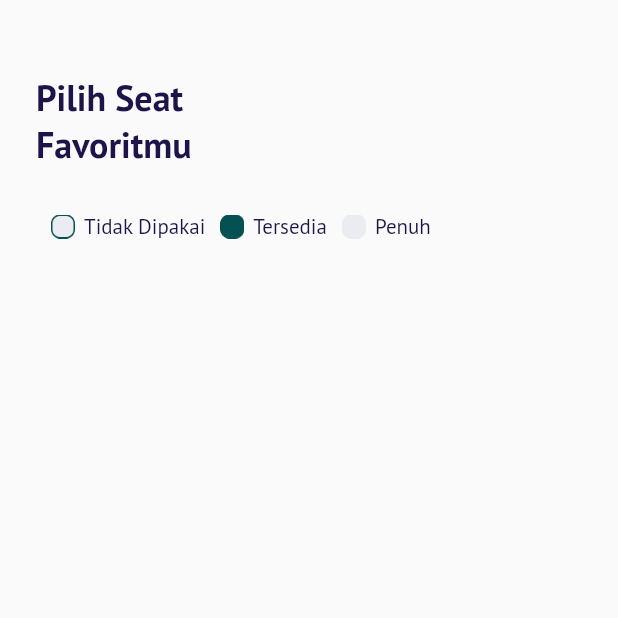
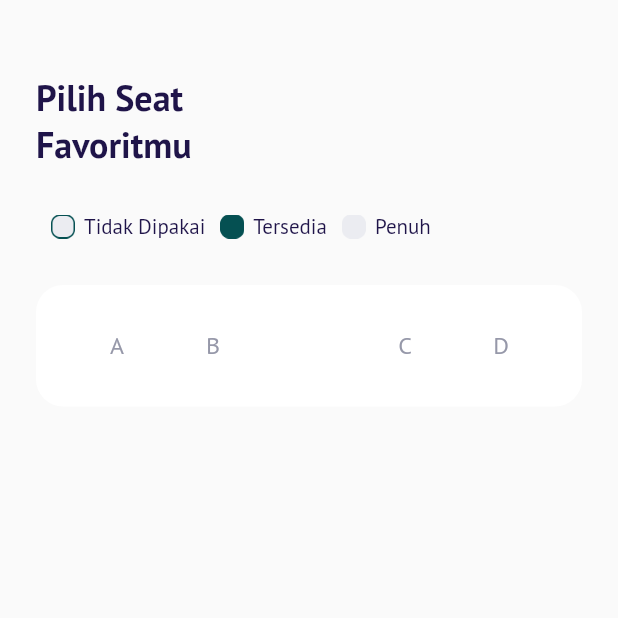
Before and after one commit to fredibagus12/terbangin-apps, a Flutter app: the ChooseSeatPage screen opened directly, on a phone screen of 412 x 824 dp, the top half of it. Run offline on Flutter 3.47's test engine with Material 2 defaults, Android fonts, the phone set to English and light mode, and no system bars; our stand-ins replace google_fonts.

Commit message:
Choose Seat Page - Seat Indicator

```diff
--- a/terbangin/lib/ui/pages/choose_seat_page.dart
+++ b/terbangin/lib/ui/pages/choose_seat_page.dart
@@ -79,6 +79,79 @@
       );
     }
 
+    Widget selectSeat() {
+      return Container(
+        width: double.infinity,
+        padding: const EdgeInsets.symmetric(
+          horizontal: 22,
+          vertical: 30,
+        ),
+        margin: const EdgeInsets.only(top: 30),
+        decoration: BoxDecoration(
+          borderRadius: BorderRadius.circular(18),
+          color: kWhiteColor,
+        ),
+        child: Column(
+          children: [
+            Row(
+              children: [
+                Expanded(
+                  child: Center(
+                    child: Text(
+                      'A',
+                      style: greyTextStyle.copyWith(
+                        fontSize: 16,
+                      ),
+                    ),
+                  ),
+                ),
+                Expanded(
+                  child: Center(
+                    child: Text(
+                      'B',
+                      style: greyTextStyle.copyWith(
+                        fontSize: 16,
+                      ),
+                    ),
+                  ),
+                ),
+                Expanded(
+                  child: Center(
+                    child: Text(
+                      '',
+                      style: greyTextStyle.copyWith(
+                        fontSize: 16,
+                      ),
+                    ),
+                  ),
+                ),
+                Expanded(
+                  child: Center(
+                    child: Text(
+                      'C',
+                      style: greyTextStyle.copyWith(
+                        fontSize: 16,
+                      ),
+                    ),
+                  ),
+                ),
+                Expanded(
+                  child: Center(
+                    child: Text(
+                      'D',
+                      style: greyTextStyle.copyWith(
+                        fontSize: 16,
+                      ),
+                    ),
+                  ),
+                ),
+              ],
+            ),
+          ],
+        ),
+      );
+    }
+
     return Scaffold(
       backgroundColor: kBackgroundColor,
       body: ListView(
@@ -89,6 +162,7 @@
         children: [
           title(),
           seatStatus(),
+          selectSeat(),
         ],
       ),
     );
```
